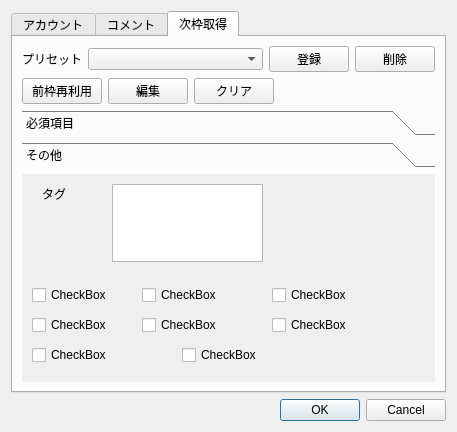
Before: the Qt Designer form ui/settingswindow.ui in diginatu/Viqo, drawn with Qt 5.
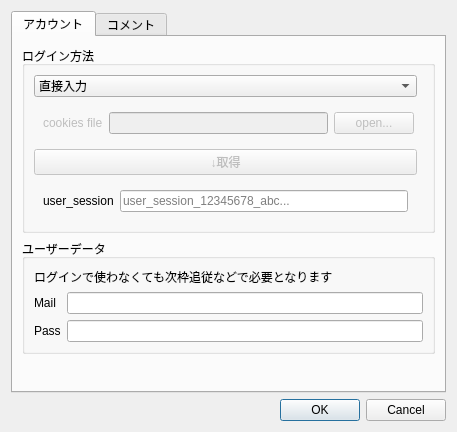
After: the same form once the commit is applied. The open tabs and pages were chosen to show the change.

Commit message: getting new Waku is partly implemented It can change necessary settings

```diff
--- a/ui/settingswindow.ui
+++ b/ui/settingswindow.ui
@@ -17,7 +17,7 @@
    <item>
     <widget class="QTabWidget" name="tabWidget">
      <property name="currentIndex">
-      <number>2</number>
+      <number>0</number>
      </property>
      <widget class="QWidget" name="account_tab">
       <attribute name="title">
@@ -211,359 +211,6 @@
        </property>
       </widget>
      </widget>
-     <widget class="QWidget" name="tab">
-      <attribute name="title">
-       <string>次枠取得</string>
-      </attribute>
-      <layout class="QGridLayout" name="gridLayout_3">
-       <item row="0" column="0">
-        <widget class="QLabel" name="label_9">
-         <property name="sizePolicy">
-          <sizepolicy hsizetype="Maximum" vsizetype="Preferred">
-           <horstretch>0</horstretch>
-           <verstretch>0</verstretch>
-          </sizepolicy>
-         </property>
-         <property name="text">
-          <string>プリセット</string>
-         </property>
-         <property name="buddy">
-          <cstring>newWaku_presetes</cstring>
-         </property>
-        </widget>
-       </item>
-       <item row="0" column="1">
-        <widget class="QComboBox" name="newWaku_presetes"/>
-       </item>
-       <item row="0" column="2">
-        <widget class="QPushButton" name="newWaku_presets_regist">
-         <property name="sizePolicy">
-          <sizepolicy hsizetype="Maximum" vsizetype="Fixed">
-           <horstretch>0</horstretch>
-           <verstretch>0</verstretch>
-          </sizepolicy>
-         </property>
-         <property name="text">
-          <string>登録</string>
-         </property>
-        </widget>
-       </item>
-       <item row="0" column="3">
-        <widget class="QPushButton" name="newWaku_presets_delete">
-         <property name="sizePolicy">
-          <sizepolicy hsizetype="Maximum" vsizetype="Fixed">
-           <horstretch>0</horstretch>
-           <verstretch>0</verstretch>
-          </sizepolicy>
-         </property>
-         <property name="text">
-          <string>削除</string>
-         </property>
-        </widget>
-       </item>
-       <item row="1" column="0" colspan="4">
-        <widget class="QWidget" name="widget" native="true">
-         <layout class="QHBoxLayout" name="horizontalLayout_2">
-          <property name="spacing">
-           <number>6</number>
-          </property>
-          <property name="leftMargin">
-           <number>0</number>
-          </property>
-          <property name="topMargin">
-           <number>0</number>
-          </property>
-          <property name="rightMargin">
-           <number>0</number>
-          </property>
-          <property name="bottomMargin">
-           <number>0</number>
-          </property>
-          <item>
-           <widget class="QPushButton" name="newWaku_befWakuReuse">
-            <property name="text">
-             <string>前枠再利用</string>
-            </property>
-           </widget>
-          </item>
-          <item>
-           <widget class="QPushButton" name="newWaku_edit">
-            <property name="text">
-             <string>編集</string>
-            </property>
-           </widget>
-          </item>
-          <item>
-           <widget class="QPushButton" name="newWaku_clear">
-            <property name="text">
-             <string>クリア</string>
-            </property>
-           </widget>
-          </item>
-          <item>
-           <spacer name="horizontalSpacer">
-            <property name="orientation">
-             <enum>Qt::Horizontal</enum>
-            </property>
-            <property name="sizeHint" stdset="0">
-             <size>
-              <width>133</width>
-              <height>20</height>
-             </size>
-            </property>
-           </spacer>
-          </item>
-         </layout>
-        </widget>
-       </item>
-       <item row="2" column="0" colspan="4">
-        <widget class="QToolBox" name="toolBox">
-         <property name="enabled">
-          <bool>true</bool>
-         </property>
-         <property name="currentIndex">
-          <number>0</number>
-         </property>
-         <widget class="QWidget" name="page">
-          <property name="geometry">
-           <rect>
-            <x>0</x>
-            <y>0</y>
-            <width>417</width>
-            <height>202</height>
-           </rect>
-          </property>
-          <attribute name="label">
-           <string>必須項目</string>
-          </attribute>
-          <layout class="QFormLayout" name="formLayout">
-           <item row="0" column="0">
-            <widget class="QLabel" name="label_4">
-             <property name="sizePolicy">
-              <sizepolicy hsizetype="Minimum" vsizetype="Fixed">
-               <horstretch>0</horstretch>
-               <verstretch>0</verstretch>
-              </sizepolicy>
-             </property>
-             <property name="text">
-              <string>タイトル</string>
-             </property>
-             <property name="buddy">
-              <cstring>newWaku_title</cstring>
-             </property>
-            </widget>
-           </item>
-           <item row="0" column="1">
-            <widget class="QLineEdit" name="newWaku_title">
-             <property name="maxLength">
-              <number>100</number>
-             </property>
-             <property name="placeholderText">
-              <string>100文字</string>
-             </property>
-            </widget>
-           </item>
-           <item row="1" column="0">
-            <widget class="QLabel" name="label_5">
-             <property name="sizePolicy">
-              <sizepolicy hsizetype="Minimum" vsizetype="Fixed">
-               <horstretch>0</horstretch>
-               <verstretch>0</verstretch>
-              </sizepolicy>
-             </property>
-             <property name="text">
-              <string>詳細</string>
-             </property>
-             <property name="buddy">
-              <cstring>newWaku_description</cstring>
-             </property>
-            </widget>
-           </item>
-           <item row="1" column="1">
-            <widget class="QPlainTextEdit" name="newWaku_description">
-             <property name="placeholderText">
-              <string>1000文字</string>
-             </property>
-            </widget>
-           </item>
-           <item row="2" column="0">
-            <widget class="QLabel" name="label_6">
-             <property name="sizePolicy">
-              <sizepolicy hsizetype="Minimum" vsizetype="Fixed">
-               <horstretch>0</horstretch>
-               <verstretch>0</verstretch>
-              </sizepolicy>
-             </property>
-             <property name="text">
-              <string>コミュニティ</string>
-             </property>
-             <property name="buddy">
-              <cstring>newWaku_community</cstring>
-             </property>
-            </widget>
-           </item>
-           <item row="2" column="1">
-            <widget class="QComboBox" name="newWaku_community"/>
-           </item>
-           <item row="3" column="0">
-            <widget class="QLabel" name="label_7">
-             <property name="text">
-              <string>カテゴリ</string>
-             </property>
-             <property name="buddy">
-              <cstring>newWaku_category</cstring>
-             </property>
-            </widget>
-           </item>
-           <item row="3" column="1">
-            <widget class="QComboBox" name="newWaku_category"/>
-           </item>
-          </layout>
-         </widget>
-         <widget class="QWidget" name="page_2">
-          <property name="geometry">
-           <rect>
-            <x>0</x>
-            <y>0</y>
-            <width>417</width>
-            <height>202</height>
-           </rect>
-          </property>
-          <attribute name="label">
-           <string>その他</string>
-          </attribute>
-          <widget class="QPlainTextEdit" name="plainTextEdit_2">
-           <property name="geometry">
-            <rect>
-             <x>90</x>
-             <y>10</y>
-             <width>151</width>
-             <height>78</height>
-            </rect>
-           </property>
-          </widget>
-          <widget class="QLabel" name="label_8">
-           <property name="geometry">
-            <rect>
-             <x>20</x>
-             <y>10</y>
-             <width>51</width>
-             <height>20</height>
-            </rect>
-           </property>
-           <property name="text">
-            <string>タグ</string>
-           </property>
-          </widget>
-          <widget class="QCheckBox" name="checkBox_2">
-           <property name="geometry">
-            <rect>
-             <x>120</x>
-             <y>110</y>
-             <width>97</width>
-             <height>22</height>
-            </rect>
-           </property>
-           <property name="text">
-            <string>CheckBox</string>
-           </property>
-          </widget>
-          <widget class="QCheckBox" name="checkBox_8">
-           <property name="geometry">
-            <rect>
-             <x>160</x>
-             <y>170</y>
-             <width>97</width>
-             <height>22</height>
-            </rect>
-           </property>
-           <property name="text">
-            <string>CheckBox</string>
-           </property>
-          </widget>
-          <widget class="QCheckBox" name="checkBox_3">
-           <property name="geometry">
-            <rect>
-             <x>250</x>
-             <y>110</y>
-             <width>97</width>
-             <height>22</height>
-            </rect>
-           </property>
-           <property name="text">
-            <string>CheckBox</string>
-           </property>
-          </widget>
-          <widget class="QCheckBox" name="checkBox_7">
-           <property name="geometry">
-            <rect>
-             <x>10</x>
-             <y>170</y>
-             <width>97</width>
-             <height>22</height>
-            </rect>
-           </property>
-           <property name="text">
-            <string>CheckBox</string>
-           </property>
-          </widget>
-          <widget class="QCheckBox" name="checkBox">
-           <property name="geometry">
-            <rect>
-             <x>10</x>
-             <y>110</y>
-             <width>97</width>
-             <height>22</height>
-            </rect>
-           </property>
-           <property name="text">
-            <string>CheckBox</string>
-           </property>
-          </widget>
-          <widget class="QCheckBox" name="checkBox_4">
-           <property name="geometry">
-            <rect>
-             <x>10</x>
-             <y>140</y>
-             <width>97</width>
-             <height>22</height>
-            </rect>
-           </property>
-           <property name="text">
-            <string>CheckBox</string>
-           </property>
-          </widget>
-          <widget class="QCheckBox" name="checkBox_5">
-           <property name="geometry">
-            <rect>
-             <x>120</x>
-             <y>140</y>
-             <width>97</width>
-             <height>22</height>
-            </rect>
-           </property>
-           <property name="text">
-            <string>CheckBox</string>
-           </property>
-          </widget>
-          <widget class="QCheckBox" name="checkBox_6">
-           <property name="geometry">
-            <rect>
-             <x>250</x>
-             <y>140</y>
-             <width>97</width>
-             <height>22</height>
-            </rect>
-           </property>
-           <property name="text">
-            <string>CheckBox</string>
-           </property>
-          </widget>
-         </widget>
-        </widget>
-       </item>
-      </layout>
-     </widget>
     </widget>
    </item>
    <item>
```
The commit also changes 13 other files.
